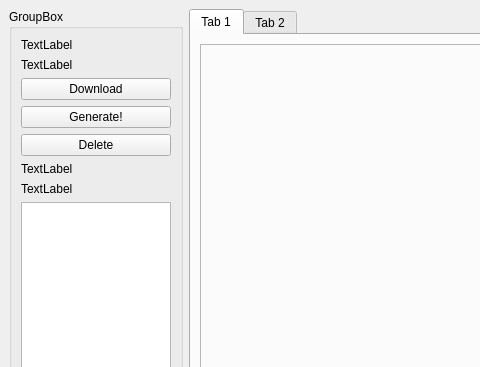
Old version of the form mainwindow.ui in the repository horvathzoltan/lottery; both pictures show x 0 to 480 and y 0 to 367 of the 800 by 600 pixel window.
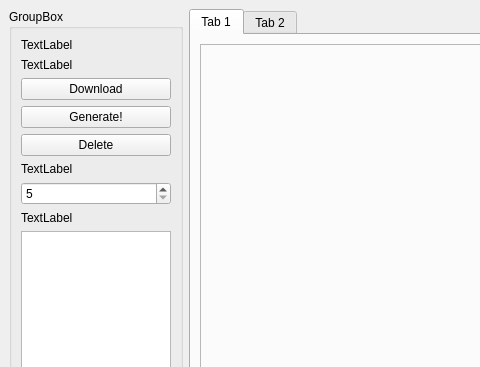
New version of the form.

What changed in the file:
```diff
--- a/mainwindow.ui
+++ b/mainwindow.ui
@@ -90,6 +90,16 @@
          </property>
         </widget>
        </item>
+       <item>
+        <widget class="QSpinBox" name="spinBox">
+         <property name="minimum">
+          <number>5</number>
+         </property>
+         <property name="maximum">
+          <number>10</number>
+         </property>
+        </widget>
+       </item>
        <item>
         <widget class="QLabel" name="label_combnum">
          <property name="text">
```
